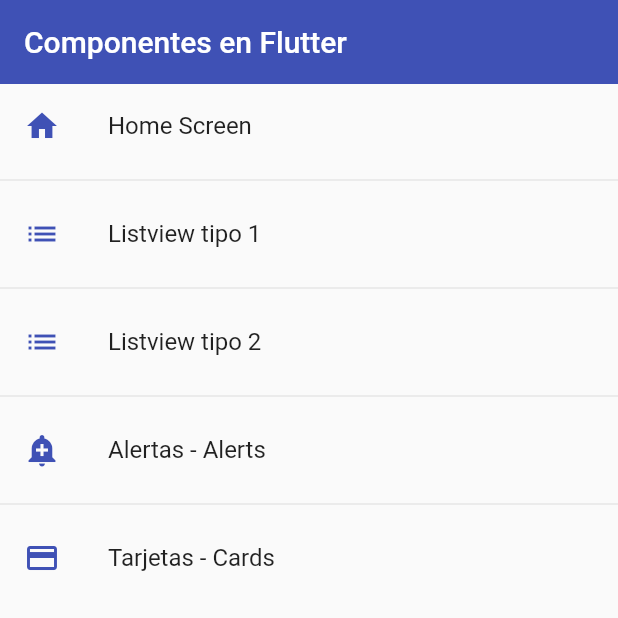
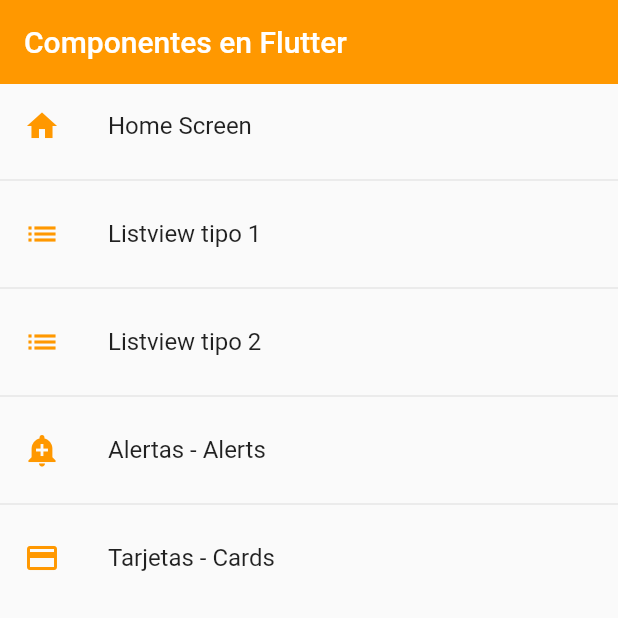
Before and after one commit to slopezalvas/fl_components, a Flutter app: the screen it shows after launch, on a phone screen of 412 x 824 dp, the top half of it. Run offline on Flutter 3.47's test engine with Material 2 defaults, Android fonts, the phone set to English and light mode, and no system bars.

```diff
--- a/lib/theme/app_theme.dart
+++ b/lib/theme/app_theme.dart
@@ -2,20 +2,11 @@ import 'package:flutter/material.dart';
 
 class AppTheme {
 
-  static const Color primary = Colors.indigo;
+  static const Color primary = Colors.orange;
+
   static final ThemeData lightTheme = ThemeData.light().copyWith(
         //Color primario
-        primaryColor: Colors.indigo,
-
-        //AppBar Theme
-        appBarTheme: const AppBarTheme(
-          color: primary,
-          elevation: 0
-        )
-      );
-   static final ThemeData darkTheme = ThemeData.dark().copyWith(
-        //Color primario
-        primaryColor: Colors.indigo,
+        primaryColor: Colors.deepPurple,
 
         //AppBar Theme
         appBarTheme: const AppBarTheme(
@@ -23,6 +14,26 @@ class AppTheme {
           elevation: 0
         ),
 
+        //TextButton Theme
+        textButtonTheme: TextButtonThemeData(
+          style: TextButton.styleFrom(primary: primary)
+        ),
+      );
+
+   static final ThemeData darkTheme = ThemeData.dark().copyWith(
+        //Color primario
+        primaryColor: Colors.deepPurple,
+
+        //AppBar Theme
+        appBarTheme: const AppBarTheme(
+          color: primary,
+          elevation: 0
+        ),
+
+        textButtonTheme: TextButtonThemeData(
+          style: TextButton.styleFrom(primary: primary)
+        ),
+
         scaffoldBackgroundColor: Colors.black,
       );
 }
--- /dev/null
+++ b/lib/widgets/widgets.dart
@@ -0,0 +1,3 @@
+export 'package:fl_components/widgets/custom_card_type_2.dart';
+
+export 'package:fl_components/widgets/custom_card_type_1.dart';
--- a/pubspec.yaml
+++ b/pubspec.yaml
@@ -60,8 +60,8 @@ flutter:
   uses-material-design: true
 
   # To add assets to your application, add an assets section, like this:
-  # assets:
-  #   - images/a_dot_burr.jpeg
+  assets:
+    - images/jar-loading.gif
   #   - images/a_dot_ham.jpeg
 
   # An image asset can refer to one or more resolution-specific "variants", see
```
Also changed, not shown: lib/screens/card_screen.dart (+12 -5 lines), lib/widgets/custom_card_type_1.dart (added, +41 -0 lines), lib/widgets/custom_card_type_2.dart (added, +21 -0 lines), assets/images/jar-loading.gif (added).
